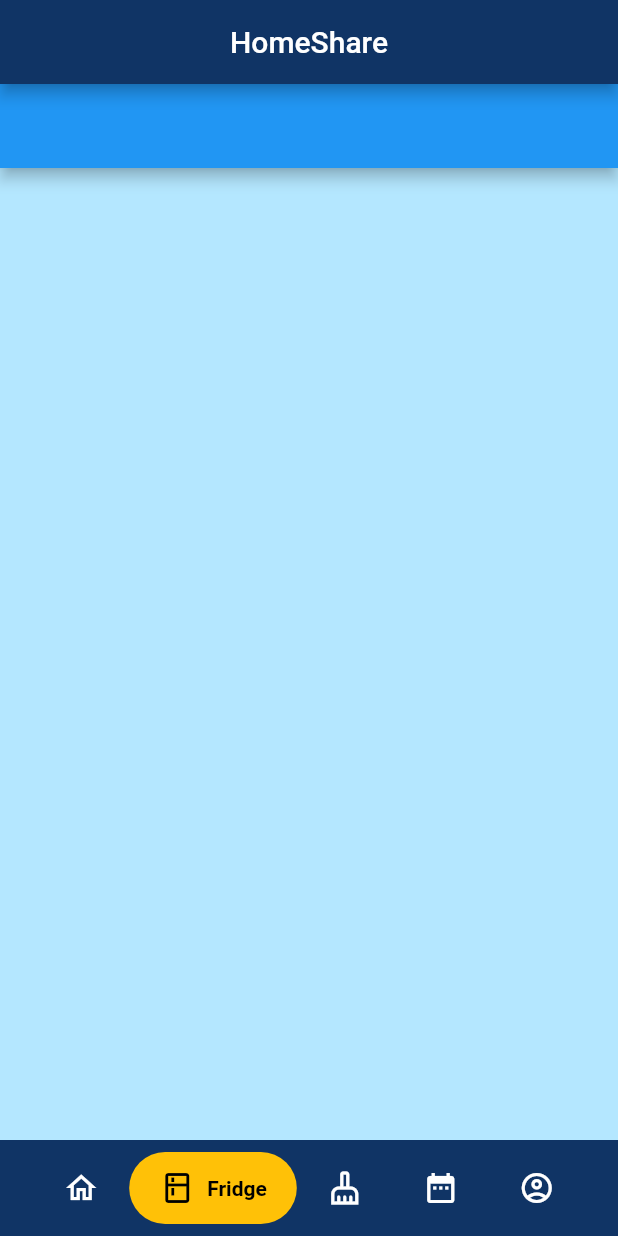
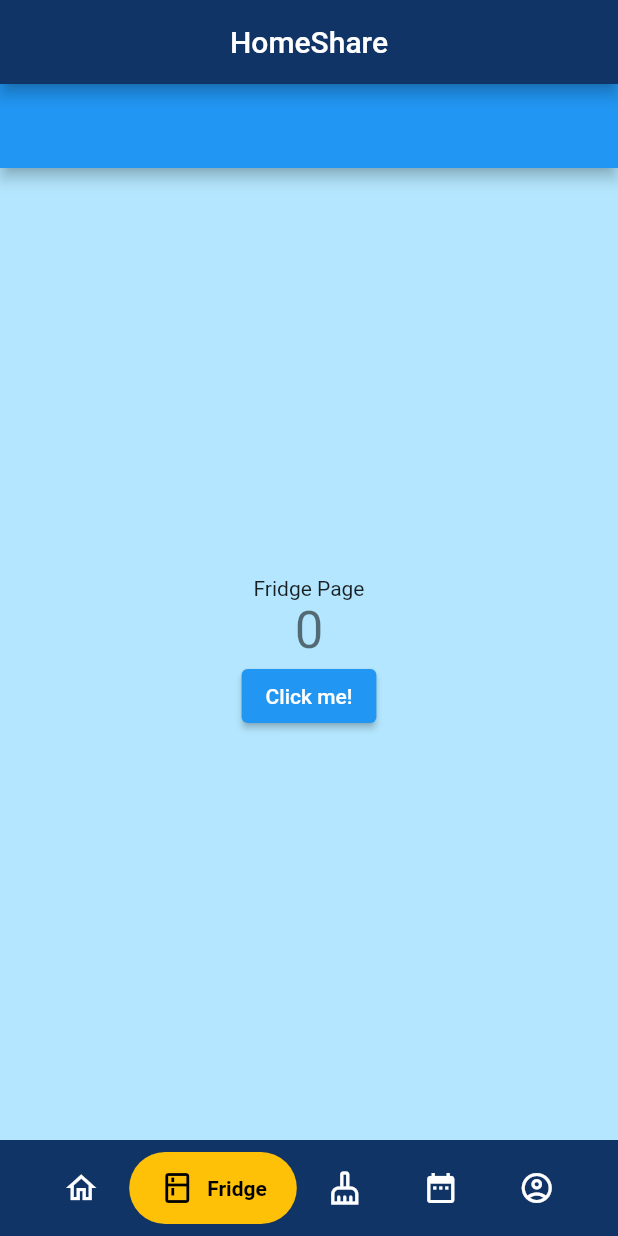
Before and after one commit to TYCTYCTYCTYCTYCTYC/home_share, a Flutter app: the screen it shows after launch, item 2 of the bottom bar chosen, on a phone screen of 412 x 824 dp. Run offline on Flutter 3.47's test engine with Material 2 defaults, Android fonts, the phone set to English and light mode, and no system bars; drawn by our look-alikes of google_nav_bar.

Commit message:
change each page from stateless to stateful widget

```diff
--- a/lib/chores.dart
+++ b/lib/chores.dart
@@ -2,8 +2,15 @@ import 'package:flutter/material.dart';
 
 import 'package:home_share/main.dart';
 
-class Chores extends StatelessWidget {
+class Chores extends StatefulWidget {
   const Chores({Key? key}) : super(key: key);
+
+  @override
+  _ChoresState createState() => _ChoresState();
+}
+
+class _ChoresState extends State<Chores> {
+  int _counter = 0;
 
   @override
   Widget build(BuildContext context) {
@@ -14,8 +21,31 @@ class Chores extends StatelessWidget {
           appBar: AppBar(),
           backgroundColor: const Color.fromARGB(255, 180, 231, 255),
           body: Container(
-              //DO YOUR CODE HERE
+              //code here
+              child: Center(
+                  child: Column(
+            mainAxisAlignment: MainAxisAlignment.center,
+            children: <Widget>[
+              const Text(
+                'Chores Page',
               ),
+              Text(
+                '$_counter',
+                style: Theme.of(context).textTheme.headline4,
+              ),
+              ElevatedButton(
+                onPressed: () {
+                  setState(() {
+                    _counter++;
+                  });
+                },
+                child: Text('Click me!'),
+              ),
+            ],
+          ))),
         ));
   }
+
+  // @override
+  // bool get wantKeepAlive => true;
 }
--- a/lib/fridge.dart
+++ b/lib/fridge.dart
@@ -2,8 +2,15 @@ import 'package:flutter/material.dart';
 
 import 'package:home_share/main.dart';
 
-class Fridge extends StatelessWidget {
+class Fridge extends StatefulWidget {
   const Fridge({Key? key}) : super(key: key);
+
+  @override
+  _FridgeState createState() => _FridgeState();
+}
+
+class _FridgeState extends State<Fridge> {
+  int _counter = 0;
 
   @override
   Widget build(BuildContext context) {
@@ -14,8 +21,31 @@ class Fridge extends StatelessWidget {
           appBar: AppBar(),
           backgroundColor: const Color.fromARGB(255, 180, 231, 255),
           body: Container(
-              //DO YOUR CODE HERE
+              //code here
+              child: Center(
+                  child: Column(
+            mainAxisAlignment: MainAxisAlignment.center,
+            children: <Widget>[
+              const Text(
+                'Fridge Page',
               ),
+              Text(
+                '$_counter',
+                style: Theme.of(context).textTheme.headline4,
+              ),
+              ElevatedButton(
+                onPressed: () {
+                  setState(() {
+                    _counter++;
+                  });
+                },
+                child: Text('Click me!'),
+              ),
+            ],
+          ))),
         ));
   }
+
+  // @override
+  // bool get wantKeepAlive => true;
 }
--- a/lib/home.dart
+++ b/lib/home.dart
@@ -40,11 +40,11 @@ class _HomeState extends State<Home> {
         activeColor: Colors.black,
         tabBackgroundColor: Colors.amber,
         iconSize: 24,
-          tabMargin: EdgeInsets.symmetric(vertical: 8),
+        tabMargin: const EdgeInsets.symmetric(vertical: 8),
         gap: 8,
         mainAxisAlignment: MainAxisAlignment.center,
-          padding: EdgeInsets.symmetric(horizontal: 20, vertical: 12),
-          tabs: [
+        padding: const EdgeInsets.symmetric(horizontal: 20, vertical: 12),
+        tabs: const [
           GButton(
             icon: Icons.home_outlined,
             text: 'Home',
@@ -71,7 +71,19 @@ class _HomeState extends State<Home> {
           setState(() {
             _selectedIndex = index;
           });
-          }),
+        },
+      ),
+      // floatingActionButton: FloatingActionButton(
+      //   onPressed: () {
+      //     Navigator.push(
+      //       context,
+      //       MaterialPageRoute(
+      //         builder: (context) => screen[_selectedIndex],
+      //       ),
+      //     );
+      //   },
+      //   child: Icon(Icons.add),
+      // ),
     );
   }
 }
--- a/lib/profile.dart
+++ b/lib/profile.dart
@@ -2,8 +2,15 @@ import 'package:flutter/material.dart';
 
 import 'package:home_share/main.dart';
 
-class Profile extends StatelessWidget {
+class Profile extends StatefulWidget {
   const Profile({Key? key}) : super(key: key);
+
+  @override
+  _ProfileState createState() => _ProfileState();
+}
+
+class _ProfileState extends State<Profile> {
+  int _counter = 0;
 
   @override
   Widget build(BuildContext context) {
@@ -14,8 +21,31 @@ class Profile extends StatelessWidget {
           appBar: AppBar(),
           backgroundColor: const Color.fromARGB(255, 180, 231, 255),
           body: Container(
-              //DO YOUR CODE HERE
+              //code here
+              child: Center(
+                  child: Column(
+            mainAxisAlignment: MainAxisAlignment.center,
+            children: <Widget>[
+              const Text(
+                'Profile Page',
               ),
+              Text(
+                '$_counter',
+                style: Theme.of(context).textTheme.headline4,
+              ),
+              ElevatedButton(
+                onPressed: () {
+                  setState(() {
+                    _counter++;
+                  });
+                },
+                child: Text('Click me!'),
+              ),
+            ],
+          ))),
         ));
   }
+
+  // @override
+  // bool get wantKeepAlive => true;
 }
--- a/lib/schedule.dart
+++ b/lib/schedule.dart
@@ -2,8 +2,15 @@ import 'package:flutter/material.dart';
 
 import 'package:home_share/main.dart';
 
-class Schedule extends StatelessWidget {
+class Schedule extends StatefulWidget {
   const Schedule({Key? key}) : super(key: key);
+
+  @override
+  _ScheduleState createState() => _ScheduleState();
+}
+
+class _ScheduleState extends State<Schedule> {
+  int _counter = 0;
 
   @override
   Widget build(BuildContext context) {
@@ -14,8 +21,31 @@ class Schedule extends StatelessWidget {
           appBar: AppBar(),
           backgroundColor: const Color.fromARGB(255, 180, 231, 255),
           body: Container(
-              //DO YOUR CODE HERE
+              //code here
+              child: Center(
+                  child: Column(
+            mainAxisAlignment: MainAxisAlignment.center,
+            children: <Widget>[
+              const Text(
+                'Schedule Page',
               ),
+              Text(
+                '$_counter',
+                style: Theme.of(context).textTheme.headline4,
+              ),
+              ElevatedButton(
+                onPressed: () {
+                  setState(() {
+                    _counter++;
+                  });
+                },
+                child: Text('Click me!'),
+              ),
+            ],
+          ))),
         ));
   }
+
+  // @override
+  // bool get wantKeepAlive => true;
 }
```
Also changed, not shown: 1 other file. Lines whose indentation alone changed are shown as unchanged.
